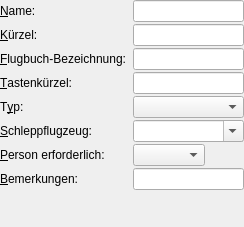
startkladde/startkladde, file src/gui/windows/objectEditor/LaunchMethodEditorPane.ui: the form before one commit.
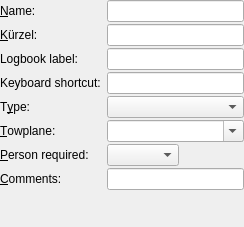
The form after the commit. Custom widgets are drawn as their Qt base class.

Diff of the .ui file:
```diff
--- a/src/gui/windows/objectEditor/LaunchMethodEditorPane.ui
+++ b/src/gui/windows/objectEditor/LaunchMethodEditorPane.ui
@@ -33,7 +33,7 @@
    <item row="8" column="0">
     <widget class="QLabel" name="label_2">
      <property name="text">
-      <string>&amp;Bemerkungen:</string>
+      <string>&amp;Comments:</string>
      </property>
      <property name="buddy">
       <cstring>commentsInput</cstring>
@@ -53,7 +53,7 @@
    <item row="2" column="0">
     <widget class="QLabel" name="label_4">
      <property name="text">
-      <string>&amp;Flugbuch-Bezeichnung:</string>
+      <string>Logbook label:</string>
      </property>
      <property name="buddy">
       <cstring>logStringInput</cstring>
@@ -63,7 +63,7 @@
    <item row="4" column="0">
     <widget class="QLabel" name="label_5">
      <property name="text">
-      <string>&amp;Tastenkürzel:</string>
+      <string>Keyboard shortcut:</string>
      </property>
      <property name="buddy">
       <cstring>keyboardShortcutInput</cstring>
@@ -73,7 +73,7 @@
    <item row="5" column="0">
     <widget class="QLabel" name="label_6">
      <property name="text">
-      <string>T&amp;yp:</string>
+      <string>T&amp;ype:</string>
      </property>
      <property name="buddy">
       <cstring>typeInput</cstring>
@@ -83,7 +83,7 @@
    <item row="6" column="0">
     <widget class="QLabel" name="label_7">
      <property name="text">
-      <string>&amp;Schleppflugzeug:</string>
+      <string>&amp;Towplane:</string>
      </property>
      <property name="buddy">
       <cstring>towplaneRegistrationInput</cstring>
@@ -115,7 +115,7 @@
    <item row="7" column="0">
     <widget class="QLabel" name="label_8">
      <property name="text">
-      <string>&amp;Person erforderlich:</string>
+      <string>&amp;Person required:</string>
      </property>
      <property name="buddy">
       <cstring>personRequiredInput</cstring>
```
